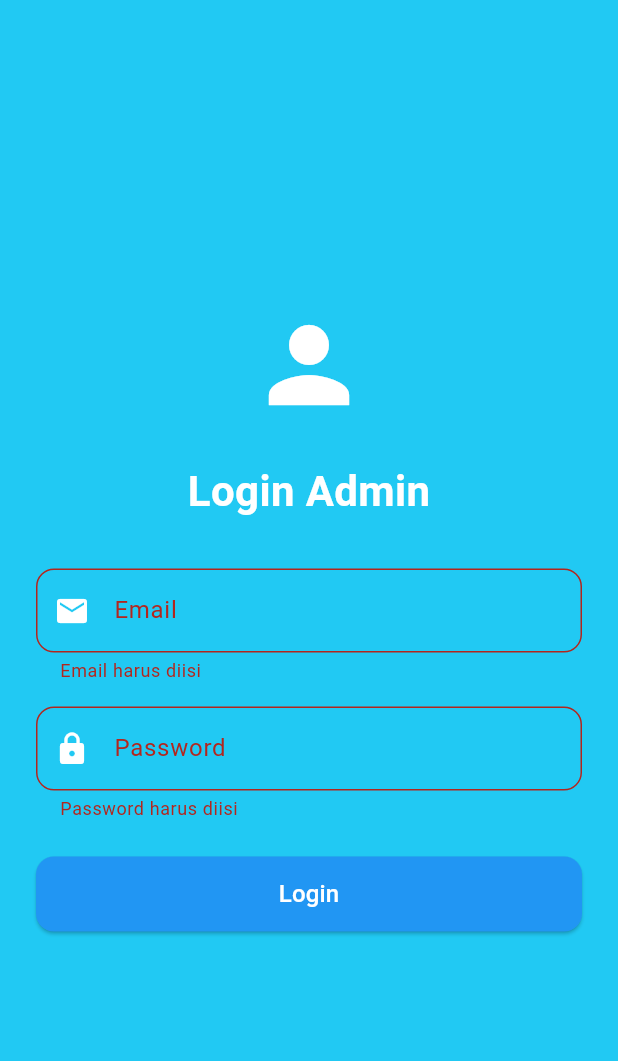
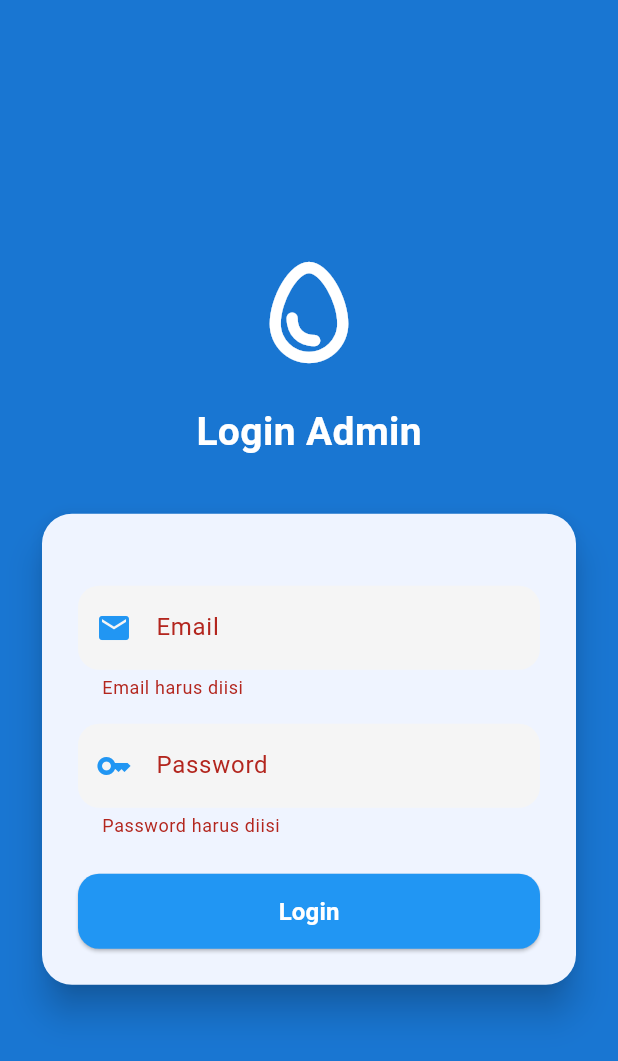
Before and after one commit to Sanikhsan12/sistem_admin_telor_gulung, a Flutter app: the screen it shows after launch, after a tap on "Login", on a phone screen of 412 x 824 dp. Shown: the top 1061 px of the screen. Run offline on Flutter 3.47's test engine with Material 3 defaults, Android fonts, the phone set to English and light mode, and no system bars; our stand-ins replace flutter_dotenv, loading_animation_widget.

Commit message:
update login page

```diff
--- a/lib/view/login_page.dart
+++ b/lib/view/login_page.dart
@@ -12,6 +12,7 @@ class _LoginPageState extends State<LoginPage> {
   final TextEditingController _emailController = TextEditingController();
   final TextEditingController _passwordController = TextEditingController();
   final AuthService _authService = AuthService();
+
   bool _isLoading = false;
   String? _errorMessage;
 
@@ -23,24 +24,25 @@ class _LoginPageState extends State<LoginPage> {
       _errorMessage = null;
     });
 
-    String email = _emailController.text;
-    String password = _passwordController.text;
+    try {
+      UserModel? user = await _authService.login(
+        _emailController.text,
+        _passwordController.text,
+      );
 
-    try {
-      UserModel? user = await _authService.login(email, password);
       if (user != null) {
         ScaffoldMessenger.of(context).showSnackBar(
-          SnackBar(content: Text('Login successful! Welcome, ${user.name}')),
+          SnackBar(content: Text('Login berhasil, ${user.name} 👋')),
         );
-        // TODO: Navigate to home/dashboard page
+        // TODO: Navigator.pushReplacement(...)
       } else {
         setState(() {
-          _errorMessage = 'Login failed! Please check your credentials.';
+          _errorMessage = 'Email atau password salah';
         });
       }
     } catch (e) {
       setState(() {
-        _errorMessage = 'Terjadi kesalahan pada server.';
+        _errorMessage = 'Terjadi kesalahan server';
       });
     } finally {
       setState(() {
@@ -52,34 +54,52 @@ class _LoginPageState extends State<LoginPage> {
   @override
   Widget build(BuildContext context) {
     return Scaffold(
-      backgroundColor: const Color.fromARGB(255, 33, 201, 243),
+      backgroundColor: Colors.blue.shade700,
       body: SafeArea(
         child: Center(
           child: SingleChildScrollView(
             padding: EdgeInsets.all(24),
-            child: Form(
-              key: _formKey,
             child: Column(
-                mainAxisAlignment: MainAxisAlignment.center,
               children: [
-                  Icon(Icons.person, size: 80, color: Colors.white),
-                  SizedBox(height: 24),
+                Icon(Icons.egg_outlined, size: 90, color: Colors.white),
+                SizedBox(height: 16),
                 Text(
                   'Login Admin',
                   style: TextStyle(
-                      fontSize: 28,
+                    fontSize: 26,
                     fontWeight: FontWeight.bold,
                     color: Colors.white,
                   ),
                 ),
                 SizedBox(height: 32),
+
+                // ! Card Container
+                Card(
+                  color: Color(0xFFEFF4FF),
+                  elevation: 10,
+                  shape: RoundedRectangleBorder(
+                    borderRadius: BorderRadius.circular(20),
+                  ),
+                  child: Padding(
+                    padding: const EdgeInsets.all(24),
+                    child: Form(
+                      key: _formKey,
+                      child: Column(
+                        crossAxisAlignment: CrossAxisAlignment.stretch,
+                        children: [
+                          SizedBox(height: 24),
+
+                          // ! EMAIL
                           TextFormField(
                             controller: _emailController,
                             decoration: InputDecoration(
                               labelText: 'Email',
-                      prefixIcon: Icon(Icons.email, color: Colors.white),
+                              prefixIcon: Icon(Icons.email, color: Colors.blue),
+                              filled: true,
+                              fillColor: Colors.grey[100],
                               border: OutlineInputBorder(
-                        borderRadius: BorderRadius.circular(12),
+                                borderRadius: BorderRadius.circular(14),
+                                borderSide: BorderSide.none,
                               ),
                             ),
                             validator: (value) => value == null || value.isEmpty
@@ -87,46 +107,54 @@ class _LoginPageState extends State<LoginPage> {
                                 : null,
                           ),
                           SizedBox(height: 16),
+
+                          // ! PASSWORD
                           TextFormField(
                             controller: _passwordController,
                             obscureText: true,
                             decoration: InputDecoration(
                               labelText: 'Password',
-                      prefixIcon: Icon(Icons.lock, color: Colors.white),
+                              prefixIcon: Icon(Icons.key, color: Colors.blue),
+                              filled: true,
+                              fillColor: Colors.grey[100],
                               border: OutlineInputBorder(
-                        borderRadius: BorderRadius.circular(12),
+                                borderRadius: BorderRadius.circular(14),
+                                borderSide: BorderSide.none,
                               ),
                             ),
                             validator: (value) => value == null || value.isEmpty
                                 ? 'Password harus diisi'
                                 : null,
                           ),
-                  SizedBox(height: 24),
-                  if (_errorMessage != null)
-                    Padding(
-                      padding: const EdgeInsets.only(bottom: 12),
-                      child: Text(
+
+                          if (_errorMessage != null) ...[
+                            SizedBox(height: 12),
+                            Text(
                               _errorMessage!,
                               style: TextStyle(color: Colors.red),
+                              textAlign: TextAlign.center,
                             ),
-                    ),
+                          ],
+                          SizedBox(height: 24),
                           SizedBox(
-                    width: double.infinity,
                             height: 50,
                             child: ElevatedButton(
                               onPressed: _isLoading ? null : _login,
                               style: ElevatedButton.styleFrom(
                                 backgroundColor: Colors.blue,
                                 shape: RoundedRectangleBorder(
-                          borderRadius: BorderRadius.circular(12),
+                                  borderRadius: BorderRadius.circular(14),
                                 ),
                               ),
                               child: _isLoading
-                          ? CircularProgressIndicator(color: Colors.white)
+                                  ? CircularProgressIndicator(
+                                      color: Colors.white,
+                                    )
                                   : Text(
                                       'Login',
                                       style: TextStyle(
                                         fontSize: 16,
+                                        fontWeight: FontWeight.bold,
                                         color: Colors.white,
                                       ),
                                     ),
@@ -137,6 +165,10 @@ class _LoginPageState extends State<LoginPage> {
                     ),
                   ),
                 ),
+              ],
+            ),
+          ),
+        ),
       ),
     );
   }
```
Lines whose indentation alone changed are shown as unchanged.
